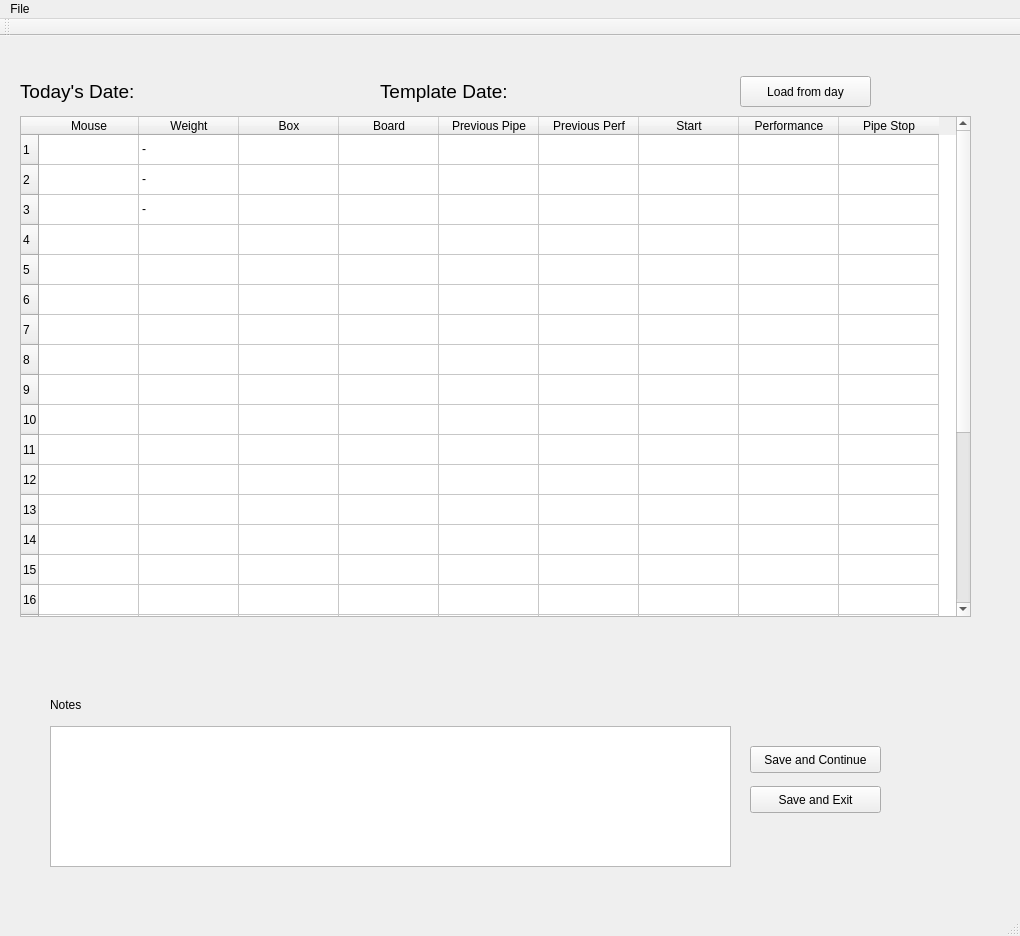
Before: the Qt Designer form runner/management/commands/MouseRunner/mainwindow.ui in saturnian13/mouse-cloud, drawn with Qt 5.
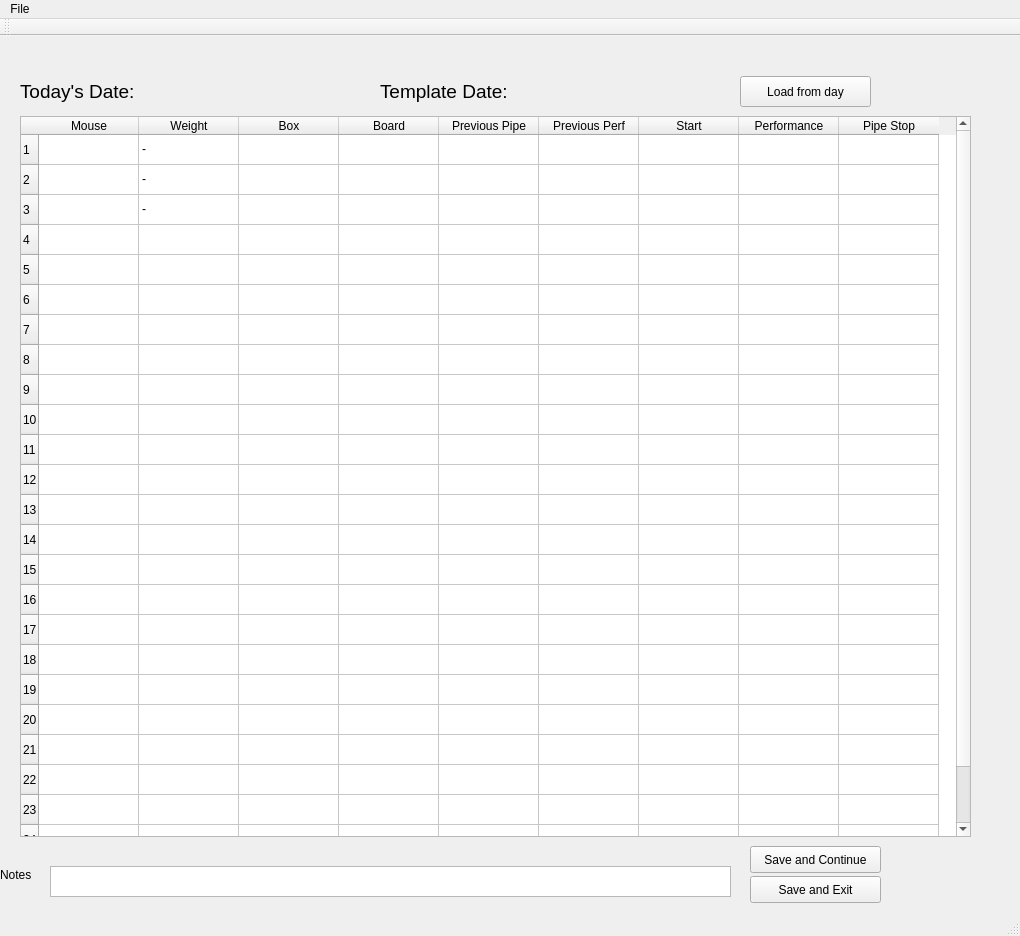
After: the same form once the commit is applied.

Commit message: increase size of table window to show all rows

```diff
--- a/runner/management/commands/MouseRunner/mainwindow.ui
+++ b/runner/management/commands/MouseRunner/mainwindow.ui
@@ -17,8 +17,8 @@
    <widget class="QLabel" name="label">
     <property name="geometry">
      <rect>
-      <x>50</x>
-      <y>660</y>
+      <x>0</x>
+      <y>830</y>
       <width>59</width>
       <height>17</height>
      </rect>
@@ -31,9 +31,9 @@
     <property name="geometry">
      <rect>
       <x>50</x>
-      <y>690</y>
+      <y>830</y>
       <width>681</width>
-      <height>141</height>
+      <height>31</height>
      </rect>
     </property>
    </widget>
@@ -43,7 +43,7 @@
       <x>20</x>
       <y>80</y>
       <width>951</width>
-      <height>501</height>
+      <height>721</height>
      </rect>
     </property>
     <property name="acceptDrops">
@@ -235,7 +235,7 @@
     <property name="geometry">
      <rect>
       <x>750</x>
-      <y>750</y>
+      <y>840</y>
       <width>131</width>
       <height>27</height>
      </rect>
@@ -248,7 +248,7 @@
     <property name="geometry">
      <rect>
       <x>750</x>
-      <y>710</y>
+      <y>810</y>
       <width>131</width>
       <height>27</height>
      </rect>
```
The commit also changes 1 other file.
